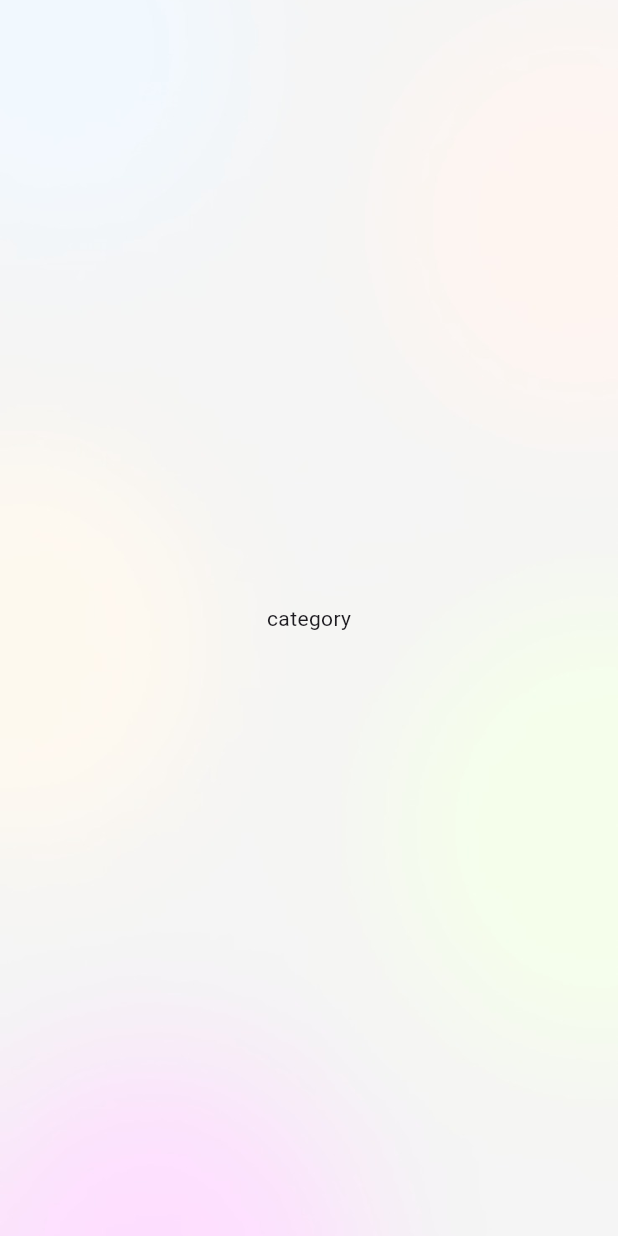
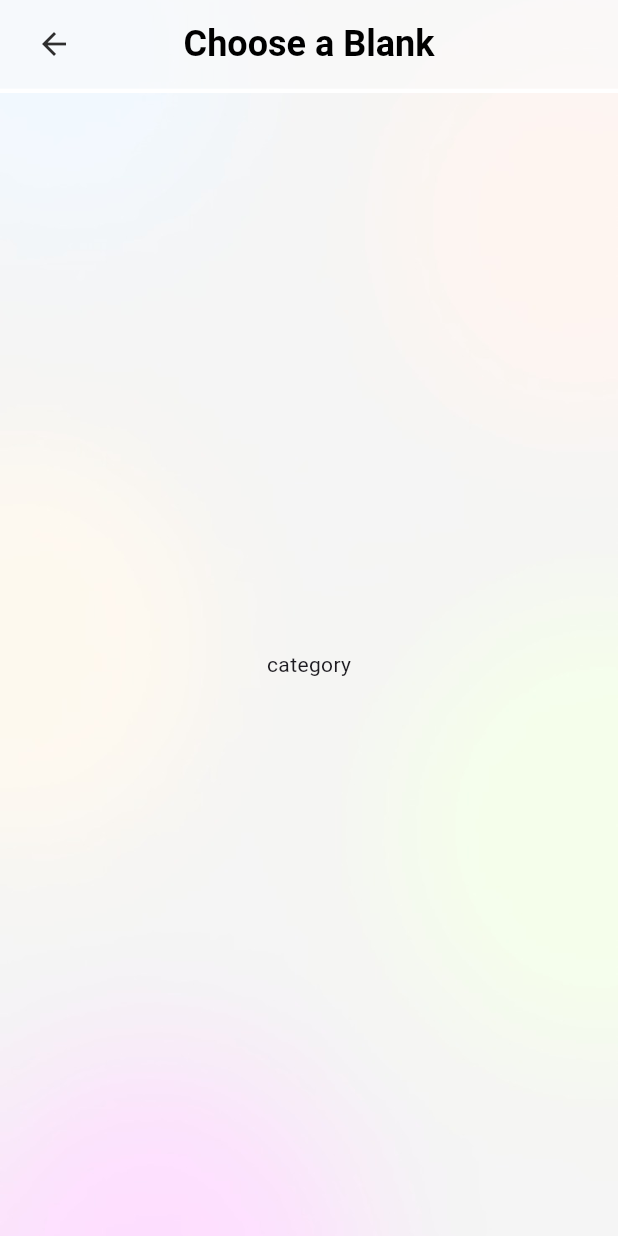
Before and after one commit to AmrTaher70/Custom_Craft, a Flutter app: the CategoryScreen screen opened directly, on a phone screen of 412 x 824 dp. Run offline on Flutter 3.47's test engine with Material 3 defaults, Android fonts, the light colour scheme and no system bars; our stand-ins replace curved_navigation_bar, device_preview, get, go_router, google_fonts, smooth_page_indicator.

Commit message:
custom app bar

```diff
--- /dev/null
+++ b/lib/core/widget/custom_app_bar.dart
@@ -0,0 +1,51 @@
+import 'package:custom_craft/features/home/home_screen.dart';
+import 'package:flutter/material.dart';
+import 'package:get/get_core/src/get_main.dart';
+import 'package:get/get_navigation/get_navigation.dart';
+
+import '../../features/Ctegory/category.dart';
+
+class CustomAppBar extends StatelessWidget implements PreferredSizeWidget {
+  const CustomAppBar({super.key});
+
+  @override
+  Size get preferredSize => const Size.fromHeight(62);
+
+  @override
+  Widget build(BuildContext context) {
+    return Container(
+      decoration: const BoxDecoration(
+        border: Border(
+          bottom: BorderSide(width: 3, color: Colors.white),
+        ),
+      ),
+      child: AppBar(
+        centerTitle: true,
+        toolbarHeight: 72,
+        elevation: 0,
+        title: const Text(
+          'Choose a Blank',
+          style: TextStyle(
+            fontSize: 24,
+            fontWeight: FontWeight.w600,
+            color: Colors.black,
+          ),
+        ),
+        backgroundColor: const Color(0xffFAFAFA).withOpacity(.6),
+        leading: Padding(
+          padding: const EdgeInsets.only(left: 16),
+          child: IconButton(
+            icon: const Icon(
+              Icons.arrow_back,
+              color: Color(0xff2E2E2E),
+              size: 24,
+            ),
+            onPressed: () {
+              Get.to(() => const HomeScreen(), transition: Transition.fadeIn);
+            },
+          ),
+        ),
+      ),
+    );
+  }
+}
--- a/lib/features/Ctegory/category.dart
+++ b/lib/features/Ctegory/category.dart
@@ -1,3 +1,4 @@
+import 'package:custom_craft/core/widget/custom_app_bar.dart';
 import 'package:custom_craft/core/widget/image_background.dart';
 import 'package:flutter/material.dart';
 
@@ -8,6 +9,7 @@ class CategoryScreen extends StatelessWidget {
   Widget build(BuildContext context) {
     return const BackGroundImage(
       child: Scaffold(
+          appBar: CustomAppBar(),
           backgroundColor: Colors.transparent,
           body: Center(
             child: Text('category'),
--- a/lib/features/Profile/profile.dart
+++ b/lib/features/Profile/profile.dart
@@ -5,6 +5,8 @@ import 'package:custom_craft/core/widget/nav_bar.dart';
 import 'package:custom_craft/features/home/home_screen.dart';
 import 'package:flutter/material.dart';
 import 'package:get/get.dart';
+
+import '../Ctegory/category.dart';
 
 class Profile extends StatefulWidget {
   const Profile({super.key});
@@ -128,7 +130,10 @@ class _ProfileState extends State<Profile> {
         floatingActionButton: Padding(
           padding: const EdgeInsets.only(bottom: 25),
           child: FloatingActionButton(
-            onPressed: () {},
+            onPressed: () {
+              Get.to(() => const CategoryScreen(),
+                  transition: Transition.fadeIn);
+            },
             backgroundColor: AssetsColors.primaryColor,
             elevation: 5,
             child: const Icon(Icons.add),
--- a/lib/features/home/home_screen.dart
+++ b/lib/features/home/home_screen.dart
@@ -145,7 +145,10 @@ class _HomeScreenState extends State<HomeScreen> {
         floatingActionButton: Padding(
           padding: const EdgeInsets.only(bottom: 25),
           child: FloatingActionButton(
-            onPressed: () {},
+            onPressed: () {
+              Get.to(() => const CategoryScreen(),
+                  transition: Transition.fadeIn);
+            },
             backgroundColor: AssetsColors.primaryColor,
             elevation: 5,
             child: const Icon(Icons.add),
@@ -155,68 +158,4 @@ class _HomeScreenState extends State<HomeScreen> {
       ),
     );
   }
-
-  //   floatingActionButtonLocation: FloatingActionButtonLocation.centerDocked,
-  //   floatingActionButton: FloatingActionButton(
-  //     onPressed: () {},
-  //     backgroundColor: AssetsColors.primaryColor,
-  //     elevation: 5,
-  //     child: const Icon(Icons.add),
-  //     // shape: BeveledRectangleBorder(),
-  //   ),
-  //   bottomNavigationBar: Container(
-  //     decoration:
-  //         BoxDecoration(border: Border.all(color: Colors.white, width: 3)),
-  //     child: BottomAppBar(
-  //       notchMargin: 15.0,
-  //       surfaceTintColor: Colors.red,
-  //       shape: const CircularNotchedRectangle(),
-  //       height: 62,
-  //       color: const Color(0xffFAFAFA).withOpacity(.7),
-  //       child: Row(
-  //         mainAxisSize: MainAxisSize.max,
-  //         children: [
-  //           const Padding(
-  //             padding: EdgeInsets.only(left: 36, top: 18),
-  //             child: Column(
-  //               mainAxisSize: MainAxisSize.min,
-  //               children: [
-  //                 Icon(
-  //                   Icons.home_outlined,
-  //                   color: Colors.grey,
-  //                   size: 24,
-  //                 ),
-  //                 Text(
-  //                   'Home',
-  //                   style: TextStyle(fontSize: 16, color: Colors.grey),
-  //                 ),
-  //               ],
-  //             ),
-  //           ),
-  //           const Spacer(),
-  //           Padding(
-  //             padding: const EdgeInsets.only(right: 36, top: 18),
-  //             child: Column(
-  //               mainAxisSize: MainAxisSize.min,
-  //               children: [
-  //                 IconButton(
-  //                   onPressed: () {},
-  //                   icon: const Icon(
-  //                     Icons.person_2_outlined,
-  //                     color: Colors.grey,
-  //                     size: 20,
-  //                   ),
-  //                 ),
-  //                 const Text(
-  //                   'Profile',
-  //                   style: TextStyle(fontSize: 16, color: Colors.grey),
-  //                 ),
-  //               ],
-  //             ),
-  //           ),
-  //         ],
-  //       ),
-  //     ),
-  //   ),
-  // )
 }
--- a/lib/main.dart
+++ b/lib/main.dart
@@ -4,6 +4,7 @@ import 'package:custom_craft/core/widget/image_background.dart';
 import 'package:custom_craft/core/widget/image_onboarding.dart';
 import 'package:custom_craft/core/widget/nav_bar.dart';
 import 'package:custom_craft/core/widget/text_filed_data.dart';
+import 'package:custom_craft/features/Ctegory/category.dart';
 import 'package:custom_craft/features/home/home_screen.dart';
 import 'package:custom_craft/features/login/login_screen.dart';
 import 'package:custom_craft/features/onBoarding/on_boarding.dart';
@@ -28,7 +29,7 @@ class MyApp extends StatelessWidget {
       home: Stack(
         children: [
           BackGroundImage(
-            child: HomeScreen(),
+            child: CategoryScreen(),
           )
         ],
       ),
```
